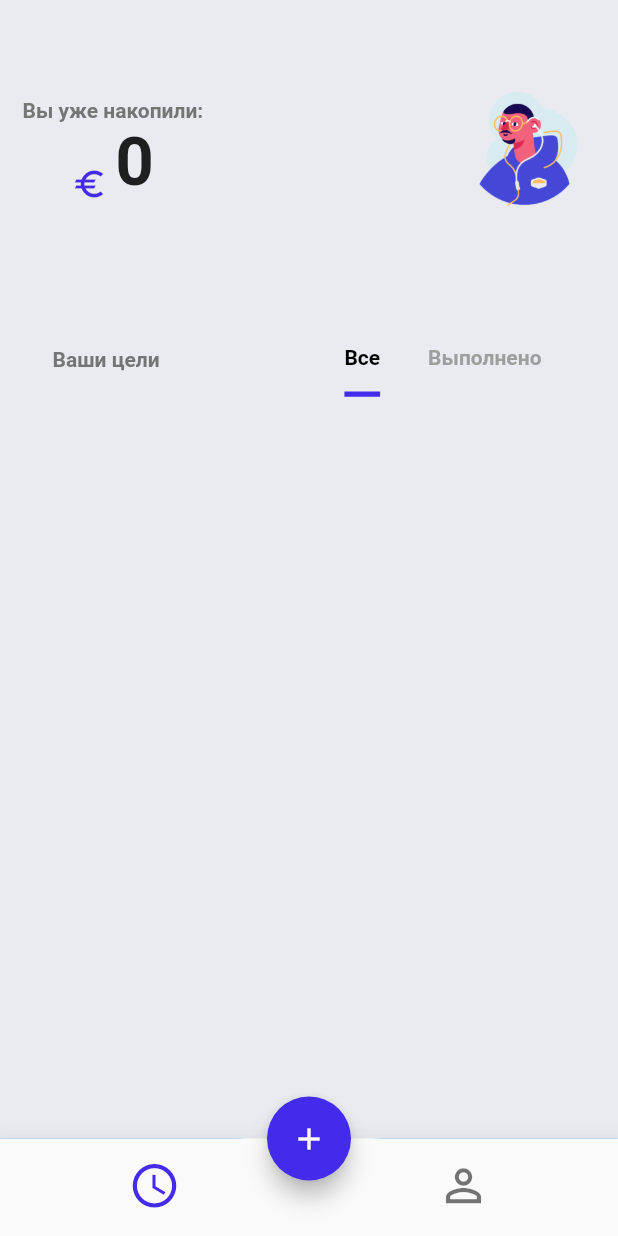
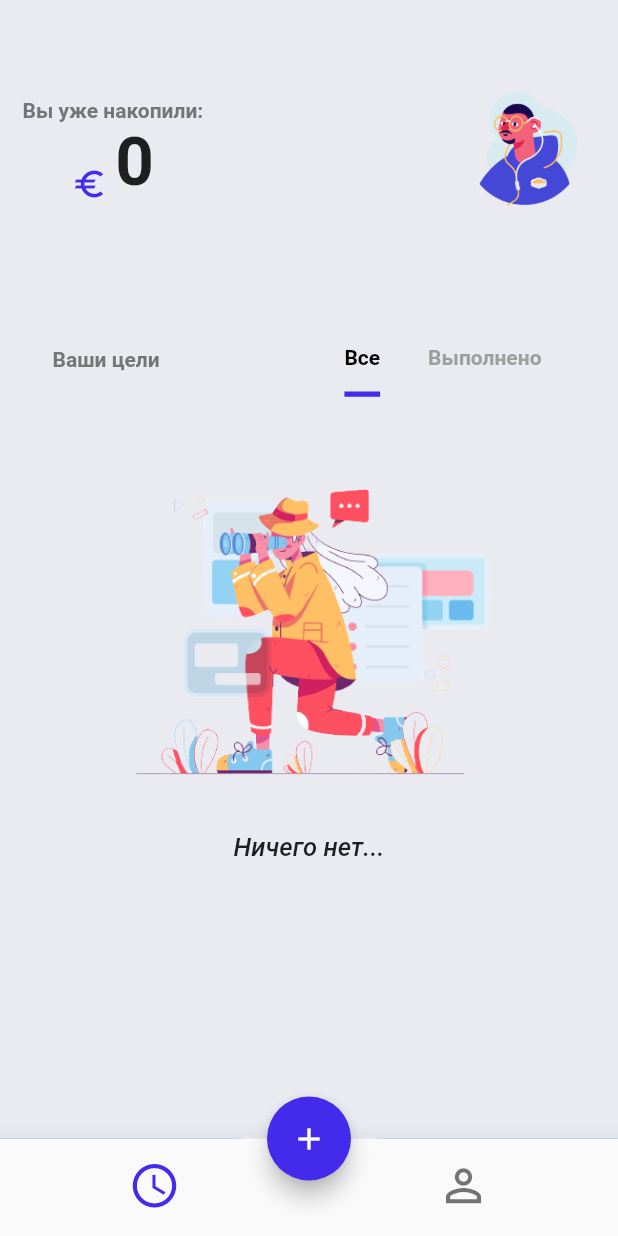
Before and after one commit to Dalarin/MoneyGoals, a Flutter app: the screen it shows after launch, on a phone screen of 412 x 824 dp. Run offline on Flutter 3.47's test engine with Material 2 defaults, Android fonts, the phone set to English and light mode, and no system bars; our stand-ins replace percent_indicator, sqflite; missing offline and left inert: flutter_iconpicker; accounts and stored records are empty.

Commit message:
some changes

```diff
--- a/lib/main.dart
+++ b/lib/main.dart
@@ -2,8 +2,6 @@ import 'package:flutter/material.dart';
 import 'package:flutter_localizations/flutter_localizations.dart';
 import 'package:moneygoals/pages/addgoal.dart';
 import 'package:moneygoals/pages/home.dart';
-
-import 'models/goals.dart';
 
 void main() => runApp(MaterialApp(
       localizationsDelegates: const [
--- a/lib/models/contributions.dart
+++ b/lib/models/contributions.dart
@@ -1,12 +1,12 @@
-final String contributions_tablename = "Contributions";
+const String contributions_tablename = "Contributions";
 
 class ContributionsFields {
   static final List<String> values = [id, id_goal, amount, comment, date];
-  static final String id = 'id';
-  static final String id_goal = 'id_goal';
-  static final String amount = 'amount';
-  static final String comment = 'comment';
-  static final String date = 'date';
+  static const String id = 'id';
+  static const String id_goal = 'id_goal';
+  static const String amount = 'amount';
+  static const String comment = 'comment';
+  static const String date = 'date';
 }
 
 class Contributions {
--- a/lib/pages/home.dart
+++ b/lib/pages/home.dart
@@ -6,7 +6,6 @@ import 'package:percent_indicator/percent_indicator.dart';
 import 'package:moneygoals/models/goals.dart';
 import 'package:moneygoals/providers/database.dart';
 import 'package:intl/intl.dart';
-import 'package:shimmer/shimmer.dart';
 
 class Home extends StatefulWidget {
   const Home({Key? key}) : super(key: key);
@@ -16,7 +15,6 @@ class Home extends StatefulWidget {
 }
 
 class _HomeState extends State<Home> with TickerProviderStateMixin {
-  int _amountGoal = 0;
   var loading = true;
   @override
   void initState() {
@@ -43,7 +41,7 @@ class _HomeState extends State<Home> with TickerProviderStateMixin {
                 .then((value) => setState(() {}));
           },
           child: const Icon(Icons.add),
-          backgroundColor: Color(0xFF442BEB),
+          backgroundColor: const Color(0xFF442BEB),
         ),
         backgroundColor: const Color(0xFFE9EBF1),
         body: FutureBuilder(
@@ -66,23 +64,29 @@ class _HomeState extends State<Home> with TickerProviderStateMixin {
                         Container(
                             height: MediaQuery.of(context).size.height,
                             width: MediaQuery.of(context).size.width - 45,
-                          child: ListView.separated(
-                            physics: BouncingScrollPhysics(),
+                            child: goals.length != 0
+                                ? ListView.separated(
+                                    physics: const BouncingScrollPhysics(),
                                     itemCount: goals.length,
                                     separatorBuilder:
                                         (BuildContext context, int index) {
                                       return const SizedBox(height: 15);
                                     },
-                            itemBuilder: (BuildContext context, int index) {
+                                    itemBuilder:
+                                        (BuildContext context, int index) {
                                       return InkWell(
                                           onTap: () => Navigator.push(
                                                   context,
                                                   MaterialPageRoute(
                                                       builder: (context) =>
-                                              Goalpage(goal: goals[index]))),
+                                                          Goalpage(
+                                                              goal: goals[index])))
+                                              .then((value) => setState(() {})),
                                           child: Container(
                                               height: 135,
-                                      width: MediaQuery.of(context).size.width -
+                                              width: MediaQuery.of(context)
+                                                      .size
+                                                      .width -
                                                   45,
                                               decoration: BoxDecoration(
                                                   borderRadius:
@@ -98,20 +102,21 @@ class _HomeState extends State<Home> with TickerProviderStateMixin {
                                                     containerRow(goals[index]),
                                                     indicatorRow(
                                                         goals,
-                                                int.parse(goals[index].amount),
+                                                        int.parse(goals[index]
+                                                            .amount),
                                                         index),
                                                   ],
                                                 ),
                                               )));
                                     },
-                          ),
-                        ),
+                                  )
+                                : imageContainer()),
                       ],
                     ),
                   ),
                 );
               } else {
-                return Column(children: [Text('hello world')]);
+                return const Center(child: CircularProgressIndicator());
               }
             }));
   }
@@ -126,6 +131,20 @@ class _HomeState extends State<Home> with TickerProviderStateMixin {
     } else {
       return 0;
     }
+  }
+
+  Container imageContainer() {
+    return Container(
+        width: MediaQuery.of(context).size.width,
+        height: MediaQuery.of(context).size.height * 0.47,
+        child: Column(children: [
+          Image.asset('assets/nothing.png'),
+          const Text('Ничего нет...',
+              style: TextStyle(
+                  fontWeight: FontWeight.w500,
+                  fontSize: 17,
+                  fontStyle: FontStyle.italic))
+        ]));
   }
 
   int sumContributions(List<Contributions> contributions) {
@@ -145,7 +164,7 @@ class _HomeState extends State<Home> with TickerProviderStateMixin {
         showSelectedLabels: false,
         showUnselectedLabels: false,
         currentIndex: 0,
-        selectedItemColor: Color(0xFF442BEB),
+        selectedItemColor: const Color(0xFF442BEB),
         elevation: 15.0,
         items: const [
           BottomNavigationBarItem(
@@ -177,9 +196,10 @@ class _HomeState extends State<Home> with TickerProviderStateMixin {
                       backgroundColor: const Color(0xFFE9EBF1),
                       animationDuration: 2000,
                       center: Text(
-                          '${(countContribution(contributions) / goalMoney) * 100} %',
+                          '${((countContribution(contributions) / goalMoney) * 100).toStringAsFixed(3)} %',
                           style: const TextStyle(fontSize: 13)),
-                      percent: countContribution(contributions) / goalMoney,
+                      percent:
+                          (countContribution(contributions) / goalMoney).abs(),
                       restartAnimation: true,
                       linearStrokeCap: LinearStrokeCap.roundAll,
                       progressColor: const Color(0xFF442BEB),
@@ -219,7 +239,7 @@ class _HomeState extends State<Home> with TickerProviderStateMixin {
               height: 45,
               decoration: BoxDecoration(
                   borderRadius: BorderRadius.circular(15),
-                  color: Color(0xFFEAEDF5)),
+                  color: const Color(0xFFEAEDF5)),
               child: Icon(
                   IconData(int.parse(goals.icon),
                       fontFamily: 'LineAwesomeIcons',
@@ -257,7 +277,7 @@ class _HomeState extends State<Home> with TickerProviderStateMixin {
           Padding(
               padding: const EdgeInsets.only(left: 85),
               child: TabBar(
-                  indicatorColor: Color(0xFF442BEB),
+                  indicatorColor: const Color(0xFF442BEB),
                   indicatorWeight: 3.5,
                   labelStyle: const TextStyle(fontWeight: FontWeight.bold),
                   indicatorSize: TabBarIndicatorSize.label,
--- a/lib/providers/database.dart
+++ b/lib/providers/database.dart
@@ -152,7 +152,6 @@ class DBHelper {
   Future<Contributions> createContribution(Contributions contributions) async {
     final db = await instance.database;
     final id = await db.insert(contributions_tablename, contributions.toJson());
-    print('Goal successfully created');
     return contributions.copy(id: id);
   }
 
--- a/pubspec.yaml
+++ b/pubspec.yaml
@@ -1,5 +1,5 @@
 name: moneygoals
-description: A new Flutter project.
+description: description.
 
 # The following line prevents the package from being accidentally published to
 # pub.dev using `flutter pub publish`. This is preferred for private packages.
@@ -15,7 +15,7 @@ publish_to: "none" # Remove this line if you wish to publish to pub.dev
 # In iOS, build-name is used as CFBundleShortVersionString while build-number used as CFBundleVersion.
 # Read more about iOS versioning at
 # https://developer.apple.com/library/archive/documentation/General/Reference/InfoPlistKeyReference/Articles/CoreFoundationKeys.html
-version: 1.0.0+1
+version: 0.8.5+1
 
 environment:
   sdk: ">=2.12.0 <3.0.0"
```
Also changed, not shown: lib/pages/addcontribution.dart (+8 -13 lines), lib/pages/addgoal.dart (+12 -9 lines), lib/pages/goal.dart (+24 -21 lines), pubspec.lock, 2 other files. Lines whose indentation alone changed are shown as unchanged.
